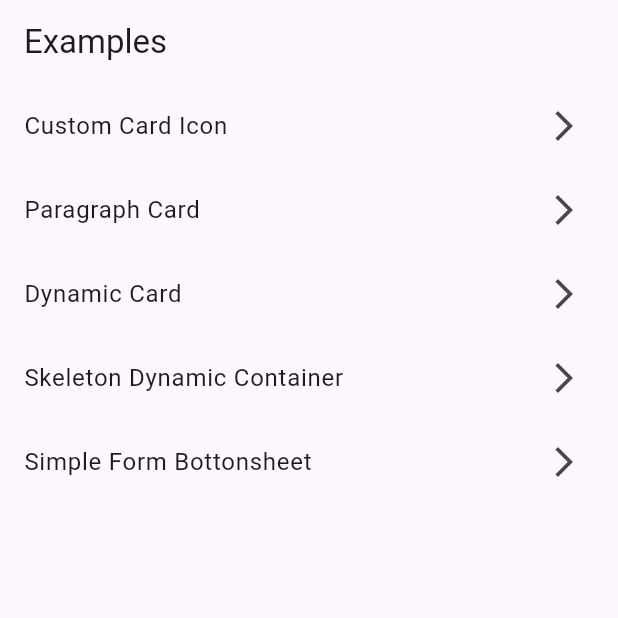
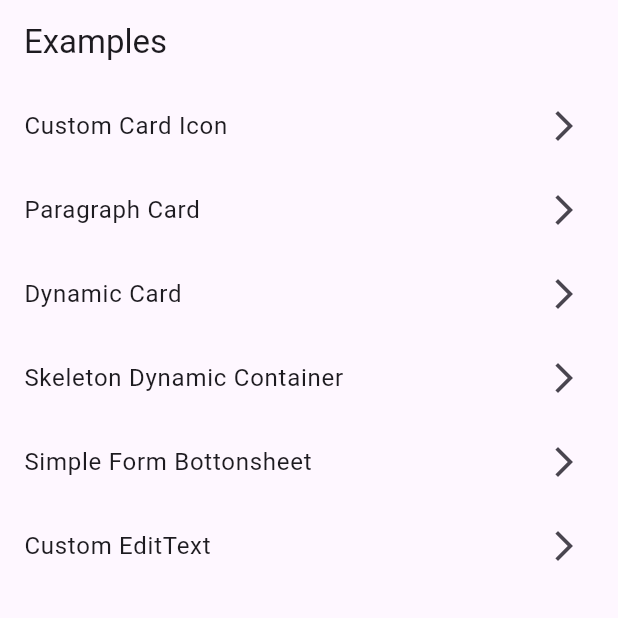
Before and after one commit to hvaandres/starving_flutter, a Flutter app: the screen it shows after launch, on a phone screen of 412 x 824 dp, the top half of it. Run offline on Flutter 3.47's test engine with Material 3 defaults, Android fonts, the phone set to English and light mode, and no system bars.

Commit message:
[CBo] Add CustomEditText

```diff
--- a/lib/shared/examples/screens/examples_screen.dart
+++ b/lib/shared/examples/screens/examples_screen.dart
@@ -8,6 +8,7 @@ enum ItemExampleEnum {
   dynamicCard,
   skeletonDynamicContainer,
   simpleFormBottomsheetScreen,
+  customEditText,
 }
 
 typedef ItemExample = ({String name, ItemExampleEnum idItem});
@@ -38,6 +39,11 @@ class ExamplesScreen extends StatelessWidget {
       name: 'Simple Form Bottonsheet',
       idItem: ItemExampleEnum.simpleFormBottomsheetScreen,
     ));
+    itemExampleList.add((
+      name: 'Custom EditText',
+      idItem: ItemExampleEnum.customEditText,
+    ));
+
 
     return Scaffold(
       appBar: AppBar(title: const Text('Examples')),
@@ -66,6 +72,9 @@ class ExamplesScreen extends StatelessWidget {
                 case ItemExampleEnum.simpleFormBottomsheetScreen:
                   screen = const SimpleFormBottomsheetScreen();
                   break;
+                case ItemExampleEnum.customEditText:
+                  screen = const CustomEditTextScreen();
+                  break;
               }
 
               Navigator.push(
--- a/lib/shared/examples/screens/screens.dart
+++ b/lib/shared/examples/screens/screens.dart
@@ -1,4 +1,5 @@
 export 'custom_card_icon_screen.dart';
+export 'custom_edit_text_screen.dart';
 export 'dynamic_card_screen.dart';
 export 'examples_screen.dart';
 export 'paragraph_card_screen.dart';
--- a/lib/shared/widget/widgets.dart
+++ b/lib/shared/widget/widgets.dart
@@ -1,5 +1,6 @@
 export 'custom_card_icon.dart';
+export 'custom_edit_text.dart';
+export 'dynamic_card.dart';
 export 'paragraph_card.dart';
-export 'dynamic_card.dart';
 export 'skeleton_dynamic_container.dart';
 export 'solid_button.dart';
```
Also changed, not shown: lib/shared/examples/screens/custom_edit_text_screen.dart (added, +41 -0 lines), lib/shared/widget/custom_edit_text.dart (added, +21 -0 lines).
